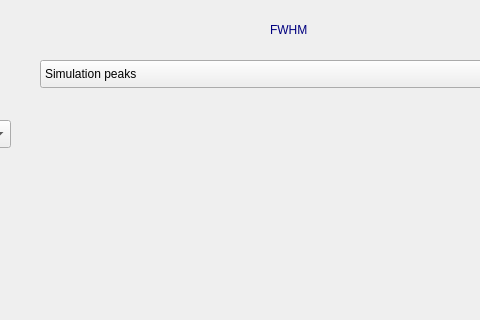
Qt form scatterwindow.ui (aquinterol/App_Medizin) before a commit; both pictures show x 450 to 930 and y 0 to 320 of the 1482 by 771 pixel window.
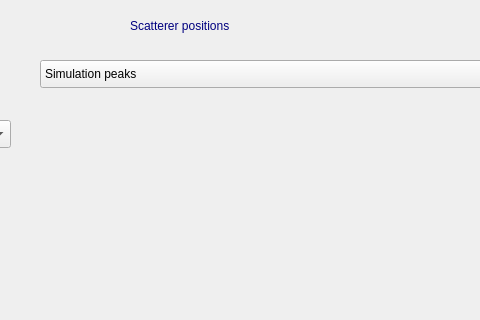
The same form after that commit.

Commit message: modified:   __pycache__/ui_pw.cpython-312.pyc 	modified:   __pycache__/ui_sw.cpython-312.pyc 	modified:   principalwindow.ui 	modified:   scatterwindow.ui 	modified:   ui_pw.py 	modified:   ui_sw.py 	modified:   version2.py 	modified:   version3.py

The edit to the form file:
```diff
--- a/scatterwindow.ui
+++ b/scatterwindow.ui
@@ -89,10 +89,10 @@
   <widget class="QLabel" name="Title">
    <property name="geometry">
     <rect>
-     <x>720</x>
-     <y>20</y>
-     <width>81</width>
-     <height>20</height>
+     <x>580</x>
+     <y>10</y>
+     <width>221</width>
+     <height>31</height>
     </rect>
    </property>
    <property name="styleSheet">
@@ -100,7 +100,7 @@
 font: 14pt &quot;Segoe UI&quot;;</string>
    </property>
    <property name="text">
-    <string>FWHM</string>
+    <string>Scatterer positions</string>
    </property>
   </widget>
   <widget class="QWidget" name="FrameY" native="true">
```
Left out of the diff: 5 changed lines with no effect on the pictures. The commit also changes 7 other files.
